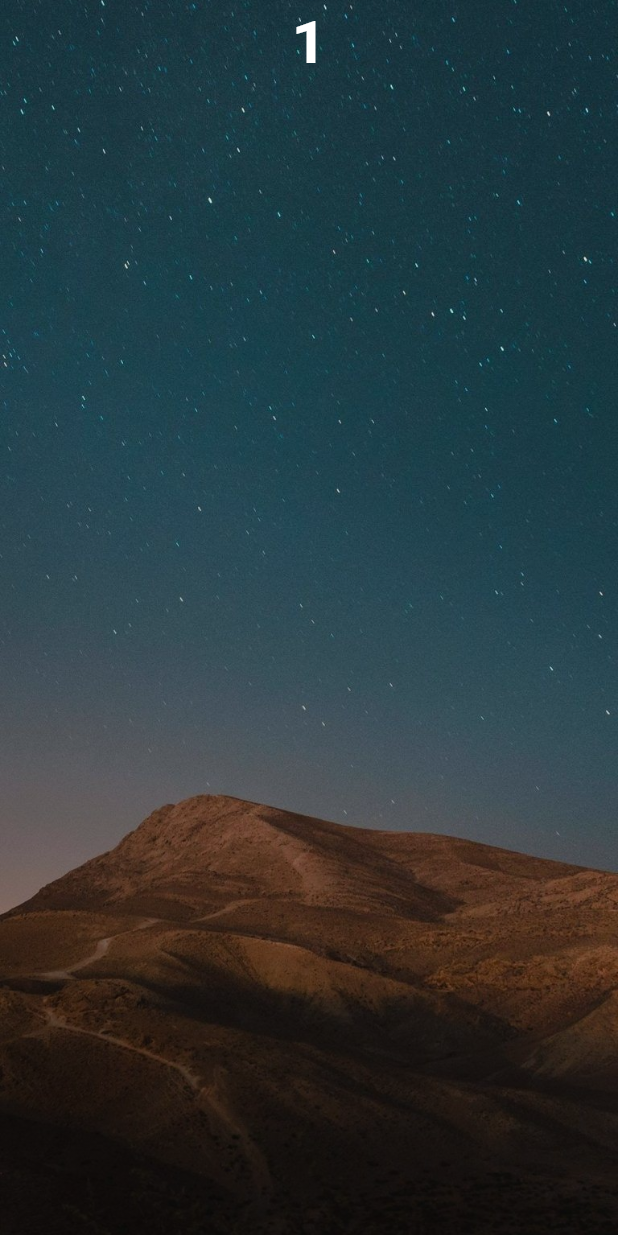
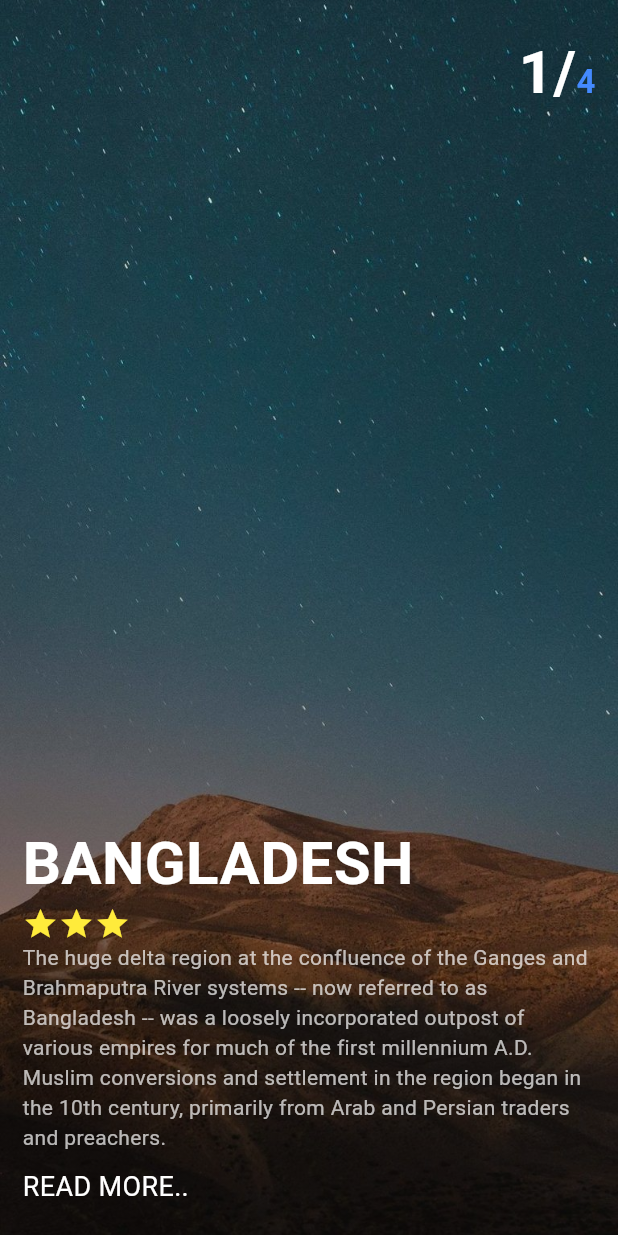
Before and after one commit to alazad214/Trip-App-UI-Design, a Flutter app: the screen it shows after launch, on a phone screen of 412 x 824 dp. Run offline on Flutter 3.47's test engine with Material 3 defaults, Android fonts, the phone set to English and light mode, and no system bars; our stand-ins replace get, lottie.

Commit message:
page design added

```diff
--- a/lib/screens/home_screen.dart
+++ b/lib/screens/home_screen.dart
@@ -31,6 +31,7 @@ class HomeScreen extends StatelessWidget {
               ),
               fit: BoxFit.cover)),
       child: Container(
+        padding: const EdgeInsets.symmetric(horizontal: 15, vertical: 20),
         decoration: BoxDecoration(
             gradient:
                 LinearGradient(begin: Alignment.bottomCenter, stops: const [
@@ -40,15 +41,68 @@ class HomeScreen extends StatelessWidget {
           Colors.black.withOpacity(0.5),
           Colors.black.withOpacity(0.1),
         ])),
-        child: const Column(
+        child: Column(
           children: [
-            Text(
-              "1",
-              style: TextStyle(
-                  color: Colors.white,
-                  fontSize: 40,
-                  fontWeight: FontWeight.bold),
-            )
+            const Row(
+              crossAxisAlignment: CrossAxisAlignment.end,
+              mainAxisAlignment: MainAxisAlignment.end,
+              children: [
+                Text.rich(
+                  TextSpan(
+                    children: [
+                      TextSpan(
+                        text: "1/",
+                        style: TextStyle(
+                            fontWeight: FontWeight.bold,
+                            color: Colors.white,
+                            fontSize: 40),
+                      ),
+                      TextSpan(
+                        text: "4",
+                        style: TextStyle(
+                            fontWeight: FontWeight.bold,
+                            color: Colors.blueAccent,
+                            fontSize: 22),
+                      ),
+                    ],
+                  ),
+                )
+              ],
+            ),
+            Expanded(
+                child: Column(
+              mainAxisAlignment: MainAxisAlignment.end,
+              crossAxisAlignment: CrossAxisAlignment.stretch,
+              children: [
+                const Text(
+                  "BANGLADESH",
+                  style: TextStyle(
+                      color: Colors.white,
+                      fontWeight: FontWeight.bold,
+                      fontSize: 40),
+                ),
+                Row(
+                  children: [
+                    for (int i = 0; i < 3; i++)
+                      const Icon(
+                        Icons.star,
+                        color: Colors.yellow,
+                      )
+                  ],
+                ),
+                const Text(
+                  "The huge delta region at the confluence of the Ganges and Brahmaputra River systems -- now referred to as Bangladesh -- was a loosely incorporated outpost of various empires for much of the first millennium A.D. Muslim conversions and settlement in the region began in the 10th century, primarily from Arab and Persian traders and preachers.",
+                  style: TextStyle(color: Colors.white70),
+                ),
+                const SizedBox(
+                  height: 10,
+                ),
+                const Text(
+                  "READ MORE..",
+                  style: TextStyle(color: Colors.white, fontSize: 18),
+                )
+              ],
+            ))
           ],
         ),
       ),
```
